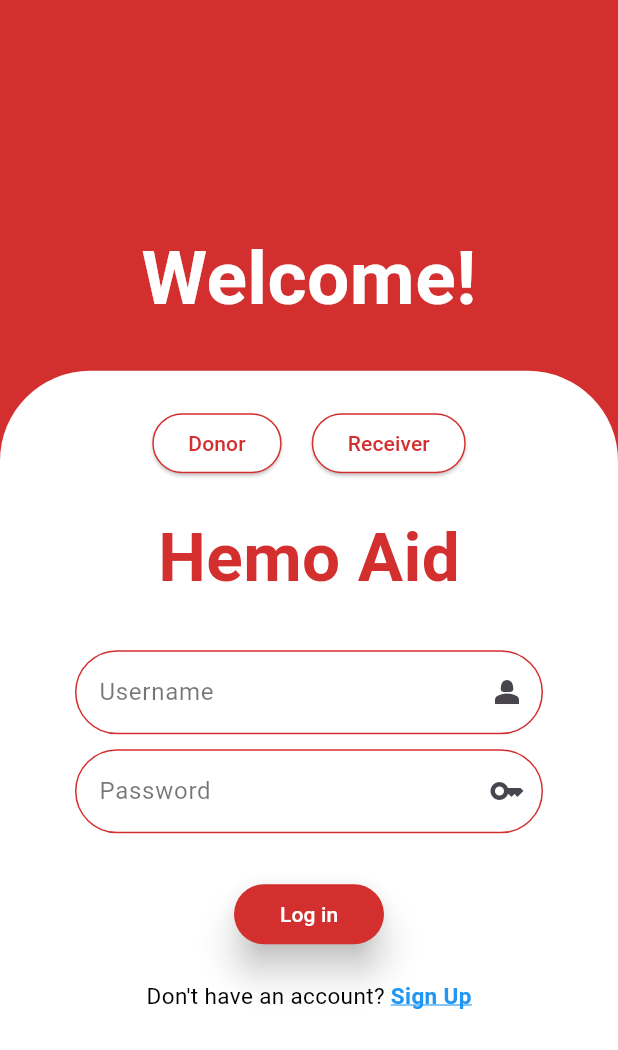
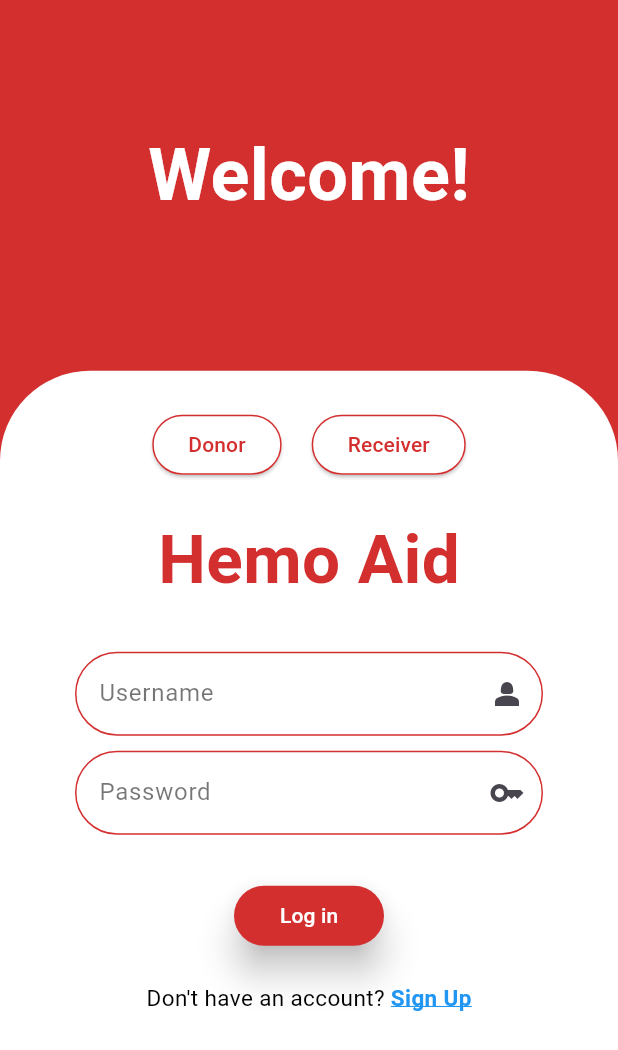
Before and after one commit to Zayed-12959/hemoaid3, a Flutter app: the Welcome screen opened directly, on a phone screen of 412 x 824 dp. Shown: the top 1050 px of the screen. Run offline on Flutter 3.47's test engine with Material 3 defaults, Android fonts, the phone set to English and light mode, and no system bars; missing offline and left inert: hemoaid; statements that could not run were skipped.

Commit message:
Add files via upload

```diff
--- a/lib/DonorDashboard.dart
+++ b/lib/DonorDashboard.dart
@@ -1,5 +1,5 @@
 import 'package:flutter/material.dart';
-import 'package:hemoaid3/ReceiverInfo.dart';
+import 'package:hemoaid/ReceiverInfo.dart';
 
 import 'listTile.dart';
 import 'profile_card.dart';
--- a/lib/ReceiverDashboard.dart
+++ b/lib/ReceiverDashboard.dart
@@ -93,7 +93,7 @@ class _ReceiverDashBoardState extends State<Receiverdashboard> {
       ),
       drawer: listTile(username: widget.username, onProfileClick: () {
         setState(() {
-          showProfile = true; // show profile card
+          showProfile = true;
         });
       },),
       body: Column(
--- a/lib/listTile.dart
+++ b/lib/listTile.dart
@@ -54,7 +54,7 @@ class _listTileState extends State<listTile> {
             leading: Icon(Icons.person, color: Colors.grey),
             title: Text('My Profile', style: TextStyle(letterSpacing: -0.5)),
             onTap: () {
-              Navigator.pop(context); // close drawer
+              Navigator.pop(context);
               if (widget.onProfileClick != null) widget.onProfileClick!();
             },
           ),
@@ -108,7 +108,7 @@ class _listTileState extends State<listTile> {
             Navigator.pushAndRemoveUntil(
               context,
               MaterialPageRoute(builder: (context) => Welcome()),
-                  (route) => false, // removes all previous screens
+                  (route) => false,
             );
           },
 
--- a/lib/main.dart
+++ b/lib/main.dart
@@ -1,5 +1,6 @@
 import 'package:flutter/material.dart';
-import 'package:hemoaid3/welcome.dart';
+import 'package:hemoaid/splashScreen.dart';
+import 'package:hemoaid/welcome.dart';
 
 void main() {
   runApp(const MyApp());
@@ -8,12 +9,11 @@ void main() {
 class MyApp extends StatelessWidget {
   const MyApp({super.key});
 
-  // This widget is the root of your application.
   @override
   Widget build(BuildContext context) {
     return MaterialApp(
       debugShowCheckedModeBanner: false,
-      home: Welcome(),
+      home: SplashScreen(),
     );
   }
 }
--- a/lib/welcome.dart
+++ b/lib/welcome.dart
@@ -1,7 +1,7 @@
 import 'package:flutter/material.dart';
-import 'package:hemoaid3/DonorDashboard.dart';
-import 'package:hemoaid3/ReceiverDashboard.dart';
-import 'package:hemoaid3/registration.dart';
+import 'package:hemoaid/DonorDashboard.dart';
+import 'package:hemoaid/ReceiverDashboard.dart';
+import 'package:hemoaid/registration.dart';
 
 class Welcome extends StatefulWidget {
   const Welcome({super.key});
@@ -57,20 +57,36 @@ class _WelcomeState extends State<Welcome> {
                 ),
               ),
 
+              Positioned(
+                top: MediaQuery.of(context).size.height * 0.1,
+                left: 0,
+                right: 0,
+                child: Center(
+                  child: Text(
+                    "Welcome!",
+                    style: TextStyle(
+                      fontSize: 48,
+                      fontWeight: FontWeight.bold,
+                      color: Colors.white,
+                    ),
+                  ),
+                ),
+              ),
 
               SafeArea(
                 child: Center(
                   child: Column(
-                    mainAxisAlignment: MainAxisAlignment.center,
+                    mainAxisAlignment: MainAxisAlignment.start,
                     children: [
-                      Text(
-                        "Welcome!",
-                        style: TextStyle(
-                          fontSize: 50,
-                          fontWeight: FontWeight.bold,
-                          color: Colors.white,
-                        ),
-                      ),
+                      SizedBox(height: MediaQuery.of(context).size.height * 0.27),
+                      // Text(
+                      //   "Welcome!",
+                      //   style: TextStyle(
+                      //     fontSize: 50,
+                      //     fontWeight: FontWeight.bold,
+                      //     color: Colors.white,
+                      //   ),
+                      // ),
 
                       SizedBox(height: 50),
                       Padding(
```
Also changed, not shown: lib/ReceiverInfo.dart (+3 -4 lines), lib/RequestForm.dart (+4 -5 lines), lib/_info.dart (+10 -12 lines), lib/address.dart (+10 -10 lines), lib/bloodGroup.dart (+10 -10 lines), lib/registration.dart (+5 -4 lines), lib/splashScreen.dart (added, +38 -0 lines), lib/MedicalHistory.dart (added).
